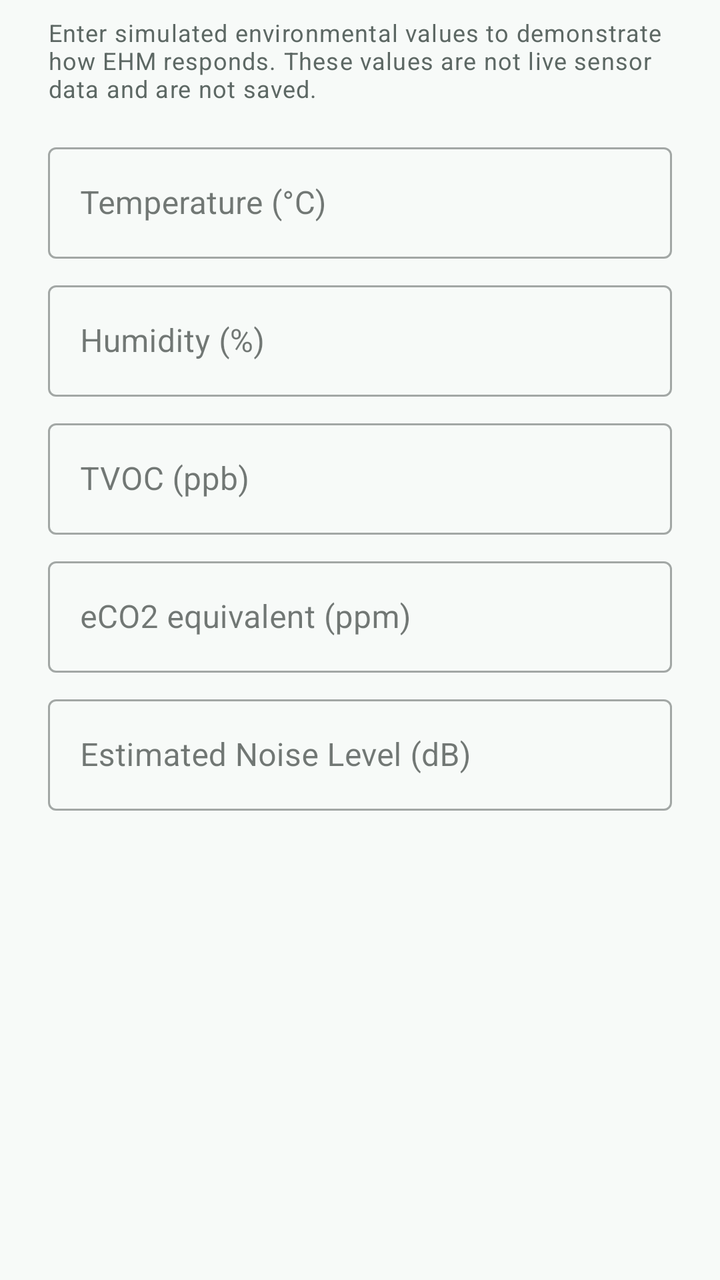
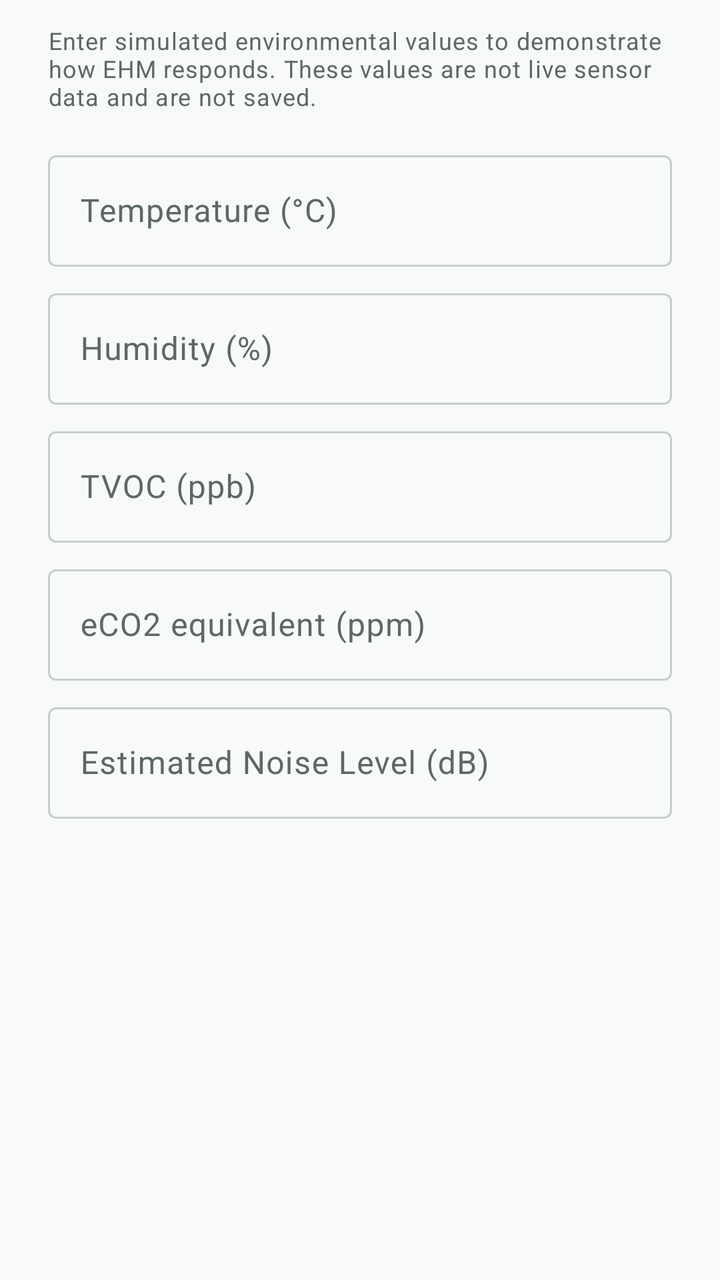

An Android layout rendered at two revisions. The XML below is the earlier revision; the diff shows what the commit changed to produce the second picture.
<!-- AndroidManifest.xml: application theme Theme.EnviroGuard -->
<!-- res/layout/dialog_scenario_test.xml -->
<?xml version="1.0" encoding="utf-8"?>
<ScrollView
    xmlns:android="http://schemas.android.com/apk/res/android"
    android:layout_width="match_parent"
    android:layout_height="wrap_content"
    android:fillViewport="true">

    <LinearLayout
        android:layout_width="match_parent"
        android:layout_height="wrap_content"
        android:orientation="vertical"
        android:paddingStart="24dp"
        android:paddingTop="8dp"
        android:paddingEnd="24dp"
        android:paddingBottom="8dp">

        <TextView
            android:layout_width="match_parent"
            android:layout_height="wrap_content"
            android:layout_marginBottom="16dp"
            android:text="@string/scenario_test_support"
            android:textAppearance="@style/TextAppearance.EHM.Support" />

        <com.google.android.material.textfield.TextInputLayout
            android:id="@+id/inputTemperature"
            style="@style/Widget.MaterialComponents.TextInputLayout.OutlinedBox"
            android:layout_width="match_parent"
            android:layout_height="wrap_content"
            android:hint="@string/scenario_temperature_hint">

            <com.google.android.material.textfield.TextInputEditText
                android:id="@+id/editTemperature"
                android:layout_width="match_parent"
                android:layout_height="wrap_content"
                android:inputType="numberDecimal|numberSigned"
                android:maxLines="1" />
        </com.google.android.material.textfield.TextInputLayout>

        <com.google.android.material.textfield.TextInputLayout
            android:id="@+id/inputHumidity"
            style="@style/Widget.MaterialComponents.TextInputLayout.OutlinedBox"
            android:layout_width="match_parent"
            android:layout_height="wrap_content"
            android:layout_marginTop="8dp"
            android:hint="@string/scenario_humidity_hint">

            <com.google.android.material.textfield.TextInputEditText
                android:id="@+id/editHumidity"
                android:layout_width="match_parent"
                android:layout_height="wrap_content"
                android:inputType="numberDecimal"
                android:maxLines="1" />
        </com.google.android.material.textfield.TextInputLayout>

        <com.google.android.material.textfield.TextInputLayout
            android:id="@+id/inputTvoc"
            style="@style/Widget.MaterialComponents.TextInputLayout.OutlinedBox"
            android:layout_width="match_parent"
            android:layout_height="wrap_content"
            android:layout_marginTop="8dp"
            android:hint="@string/scenario_tvoc_hint">

            <com.google.android.material.textfield.TextInputEditText
                android:id="@+id/editTvoc"
                android:layout_width="match_parent"
                android:layout_height="wrap_content"
                android:inputType="numberDecimal"
                android:maxLines="1" />
        </com.google.android.material.textfield.TextInputLayout>

        <com.google.android.material.textfield.TextInputLayout
            android:id="@+id/inputEco2"
            style="@style/Widget.MaterialComponents.TextInputLayout.OutlinedBox"
            android:layout_width="match_parent"
            android:layout_height="wrap_content"
            android:layout_marginTop="8dp"
            android:hint="@string/scenario_eco2_hint">

            <com.google.android.material.textfield.TextInputEditText
                android:id="@+id/editEco2"
                android:layout_width="match_parent"
                android:layout_height="wrap_content"
                android:inputType="numberDecimal"
                android:maxLines="1" />
        </com.google.android.material.textfield.TextInputLayout>

        <com.google.android.material.textfield.TextInputLayout
            android:id="@+id/inputNoise"
            style="@style/Widget.MaterialComponents.TextInputLayout.OutlinedBox"
            android:layout_width="match_parent"
            android:layout_height="wrap_content"
            android:layout_marginTop="8dp"
            android:hint="@string/scenario_noise_hint">

            <com.google.android.material.textfield.TextInputEditText
                android:id="@+id/editNoise"
                android:layout_width="match_parent"
                android:layout_height="wrap_content"
                android:inputType="numberDecimal"
                android:maxLines="1" />
        </com.google.android.material.textfield.TextInputLayout>
    </LinearLayout>
</ScrollView>
<!-- resources referenced by this layout -->
<resources>
  <string name="scenario_eco2_hint">eCO2 equivalent (ppm)</string>
  <string name="scenario_humidity_hint">Humidity (%)</string>
  <string name="scenario_noise_hint">Estimated Noise Level (dB)</string>
  <string name="scenario_temperature_hint">Temperature (°C)</string>
  <string name="scenario_test_support">Enter simulated environmental values to demonstrate how EHM responds. These values are not live sensor data and are not saved.</string>
  <string name="scenario_tvoc_hint">TVOC (ppb)</string>
  <style name="TextAppearance.EHM.Support" parent="TextAppearance.Material3.BodySmall">
          <item name="android:textSize">12sp</item>
          <item name="android:textColor">@color/ehm_on_surface_variant</item>
      </style>
  <style name="Theme.EnviroGuard" parent="Base.Theme.EnviroGuard" />
  <color name="ehm_on_surface_variant">#5D6864</color>
  <style name="Base.Theme.EnviroGuard" parent="Theme.Material3.DayNight.NoActionBar">
          <item name="colorPrimary">@color/ehm_primary</item>
          <item name="colorOnPrimary">@color/ehm_on_primary</item>
          <item name="colorPrimaryContainer">@color/ehm_primary_container</item>
          <item name="colorOnPrimaryContainer">@color/ehm_on_primary_container</item>
          <item name="colorSecondary">@color/ehm_secondary</item>
          <item name="colorSurface">@color/ehm_surface</item>
          <item name="colorSurfaceVariant">@color/ehm_surface_variant</item>
          <item name="colorOnSurface">@color/ehm_on_surface</item>
          <item name="colorOnSurfaceVariant">@color/ehm_on_surface_variant</item>
          <item name="colorOutline">@color/ehm_outline</item>
          <item name="colorError">@color/ehm_error</item>
          <item name="android:colorBackground">@color/ehm_background</item>
          <item name="android:windowLightStatusBar">true</item>
          <item name="android:statusBarColor">@color/ehm_background</item>
          <item name="android:navigationBarColor">@color/ehm_surface</item>
      </style>
  <color name="ehm_primary">#176B5B</color>
  <color name="ehm_on_primary">#FFFFFF</color>
  <color name="ehm_primary_container">#D3F2E8</color>
  <color name="ehm_on_primary_container">#0B3B32</color>
  <color name="ehm_secondary">#4F635D</color>
  <color name="ehm_surface">#FFFFFF</color>
  <color name="ehm_surface_variant">#E2EAE6</color>
  <color name="ehm_on_surface">#18201D</color>
  <color name="ehm_outline">#C5CFCA</color>
  <color name="ehm_error">#B3261E</color>
  <color name="ehm_background">#F7FAF8</color>
</resources>

<!-- the commit's change to res/layout/dialog_scenario_test.xml (unified diff, before → after) -->
@@ -10,7 +10,7 @@
         android:layout_height="wrap_content"
         android:orientation="vertical"
         android:paddingStart="24dp"
-        android:paddingTop="8dp"
+        android:paddingTop="12dp"
         android:paddingEnd="24dp"
         android:paddingBottom="8dp">
 
@@ -23,7 +23,7 @@
 
         <com.google.android.material.textfield.TextInputLayout
             android:id="@+id/inputTemperature"
-            style="@style/Widget.MaterialComponents.TextInputLayout.OutlinedBox"
+            style="@style/Widget.Material3.TextInputLayout.OutlinedBox"
             android:layout_width="match_parent"
             android:layout_height="wrap_content"
             android:hint="@string/scenario_temperature_hint">
@@ -38,7 +38,7 @@
 
         <com.google.android.material.textfield.TextInputLayout
             android:id="@+id/inputHumidity"
-            style="@style/Widget.MaterialComponents.TextInputLayout.OutlinedBox"
+            style="@style/Widget.Material3.TextInputLayout.OutlinedBox"
             android:layout_width="match_parent"
             android:layout_height="wrap_content"
             android:layout_marginTop="8dp"
@@ -54,7 +54,7 @@
 
         <com.google.android.material.textfield.TextInputLayout
             android:id="@+id/inputTvoc"
-            style="@style/Widget.MaterialComponents.TextInputLayout.OutlinedBox"
+            style="@style/Widget.Material3.TextInputLayout.OutlinedBox"
             android:layout_width="match_parent"
             android:layout_height="wrap_content"
             android:layout_marginTop="8dp"
@@ -70,7 +70,7 @@
 
         <com.google.android.material.textfield.TextInputLayout
             android:id="@+id/inputEco2"
-            style="@style/Widget.MaterialComponents.TextInputLayout.OutlinedBox"
+            style="@style/Widget.Material3.TextInputLayout.OutlinedBox"
             android:layout_width="match_parent"
             android:layout_height="wrap_content"
             android:layout_marginTop="8dp"
@@ -86,7 +86,7 @@
 
         <com.google.android.material.textfield.TextInputLayout
             android:id="@+id/inputNoise"
-            style="@style/Widget.MaterialComponents.TextInputLayout.OutlinedBox"
+            style="@style/Widget.Material3.TextInputLayout.OutlinedBox"
             android:layout_width="match_parent"
             android:layout_height="wrap_content"
             android:layout_marginTop="8dp"
<!-- resource entries referenced after the edit -->
@@ -27,7 +27,7 @@
           <item name="android:colorBackground">@color/ehm_background</item>
           <item name="android:windowLightStatusBar">true</item>
           <item name="android:statusBarColor">@color/ehm_background</item>
-          <item name="android:navigationBarColor">@color/ehm_surface</item>
+          <item name="android:navigationBarColor">@color/ehm_background</item>
       </style>
   <color name="ehm_primary">#176B5B</color>
   <color name="ehm_on_primary">#FFFFFF</color>
